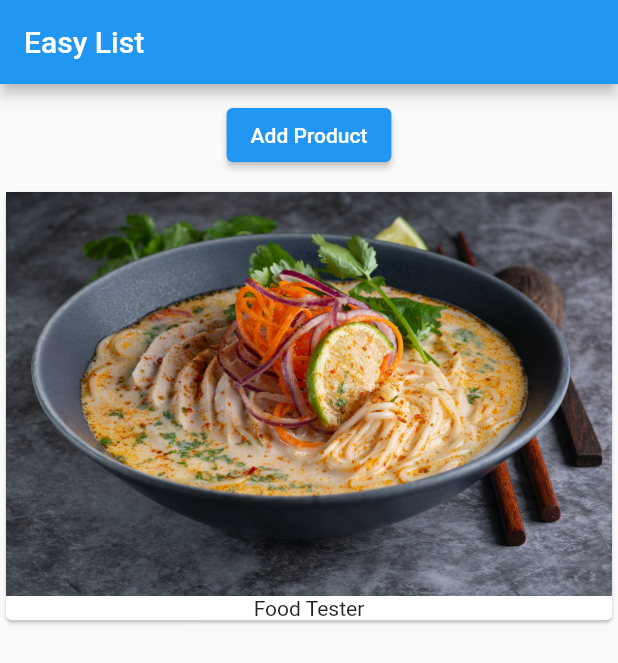
After one commit to jamesfdavis/flutter-sample-build, a Flutter app: the screen it shows after launch, on a phone screen of 412 x 824 dp. The commit adds this screen. Shown: the top 663 px of the screen. Run offline on Flutter 3.47's test engine with Material 2 defaults, Android fonts, the phone set to English and light mode, and no system bars.

Commit message:
Separate stateful products

```diff
--- a/app_build/lib/main.dart
+++ b/app_build/lib/main.dart
@@ -1,18 +1,11 @@
 import 'package:flutter/material.dart';
+
+import './products_manager.dart';
 
 main() => runApp(const MyApp());
 
-class MyApp extends StatefulWidget {
+class MyApp extends StatelessWidget {
   const MyApp({super.key});
-
-  @override
-  State<StatefulWidget> createState() {
-    return _MyAppState();
-  }
-}
-
-class _MyAppState extends State<MyApp> {
-  final List<String> _products = ['Food Tester'];
 
   @override
   Widget build(BuildContext context) {
@@ -24,32 +17,7 @@ class _MyAppState extends State<MyApp> {
         appBar: AppBar(
           title: const Text('Easy List'),
         ),
-        body: Column(
-          children: <Widget>[
-            Container(
-              margin: const EdgeInsets.all(10.0),
-              child: ElevatedButton(
-                  onPressed: () {
-                    setState(() {
-                      _products.add('Food Tester Two');
-                    });
-                  },
-                  child: const Text('Add Product')),
-            ),
-            Column(
-              children: _products
-                  .map((element) => Card(
-                        child: Column(
-                          children: <Widget>[
-                            Image.asset('assets/food.jpeg'),
-                            Text(element)
-                          ],
-                        ),
-                      ))
-                  .toList(),
-            )
-          ],
-        ),
+        body: const ProductManager(),
       ),
     );
   }
--- /dev/null
+++ b/app_build/lib/products.dart
@@ -0,0 +1,23 @@
+import 'package:flutter/material.dart';
+
+class Products extends StatelessWidget {
+  final List<String> products;
+
+  const Products(this.products, {super.key});
+
+  @override
+  Widget build(BuildContext context) {
+    return Column(
+      children: products
+          .map((element) => Card(
+                child: Column(
+                  children: <Widget>[
+                    Image.asset('assets/food.jpeg'),
+                    Text(element)
+                  ],
+                ),
+              ))
+          .toList(),
+    );
+  }
+}
--- /dev/null
+++ b/app_build/lib/products_manager.dart
@@ -0,0 +1,33 @@
+import 'package:flutter/material.dart';
+
+import './products.dart';
+
+class ProductManager extends StatefulWidget {
+  const ProductManager({super.key});
+
+  @override
+  State<StatefulWidget> createState() {
+    return _ProductManagerState();
+  }
+}
+
+class _ProductManagerState extends State<ProductManager> {
+  final List<String> _products = ['Food Tester'];
+
+  @override
+  Widget build(BuildContext context) {
+    return Column(children: [
+      Container(
+        margin: const EdgeInsets.all(10.0),
+        child: ElevatedButton(
+            onPressed: () {
+              setState(() {
+                _products.add('Food Tester Two');
+              });
+            },
+            child: const Text('Add Product')),
+      ),
+      Products(_products)
+    ]);
+  }
+}
```
